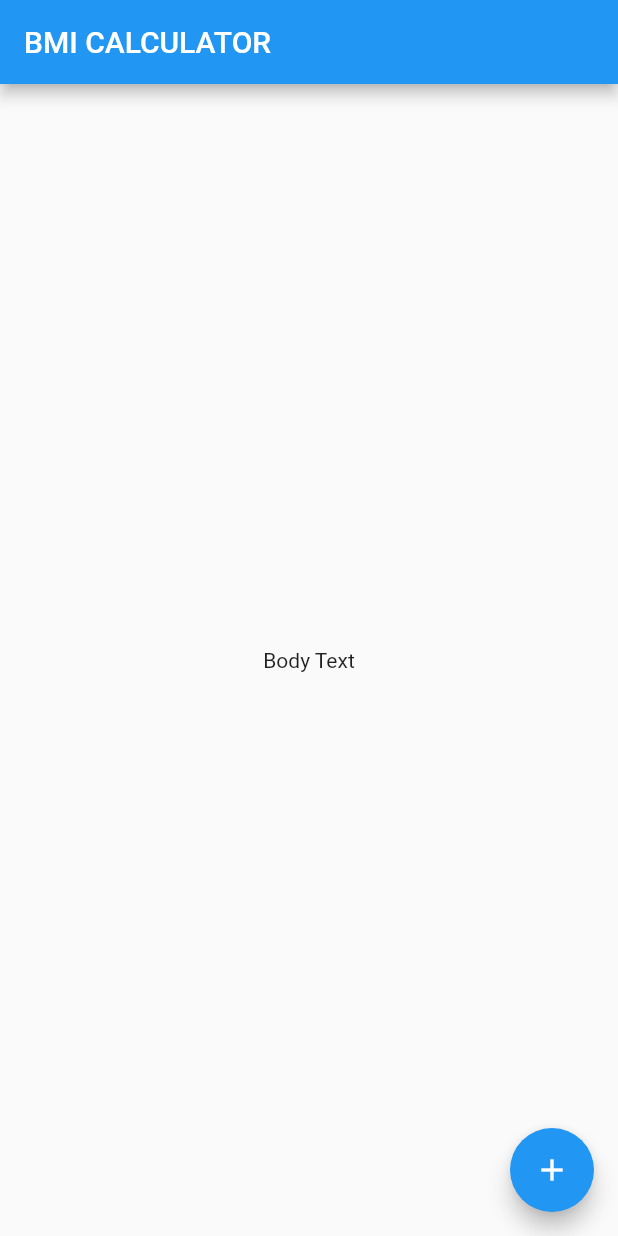
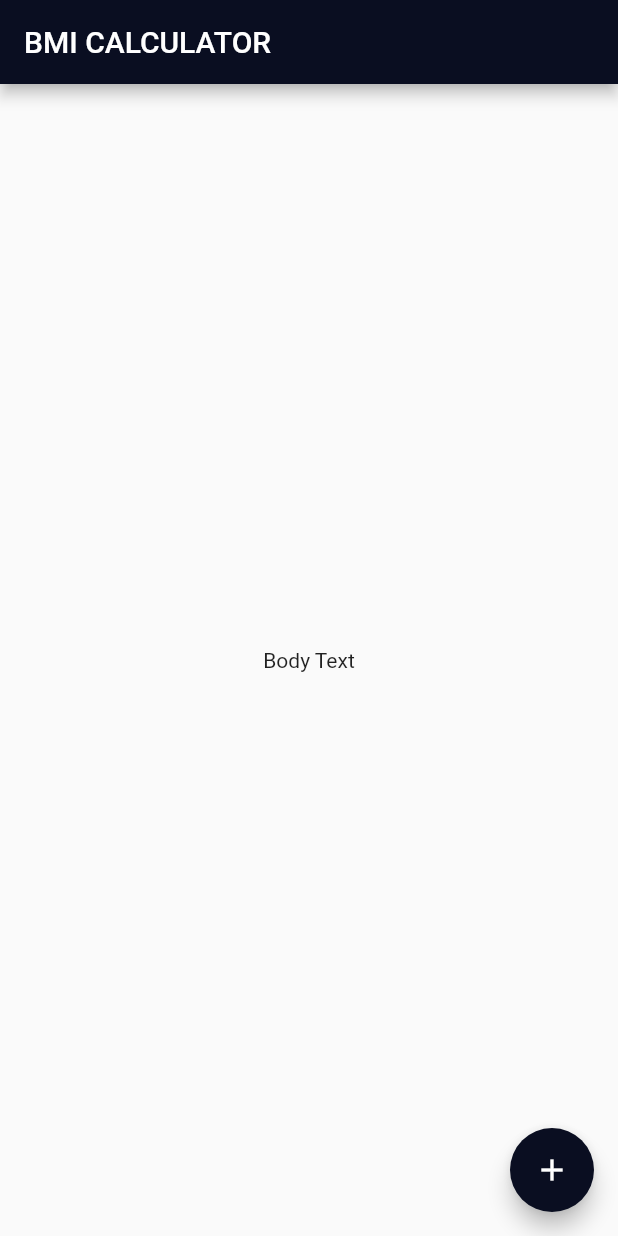
Before and after one commit to vedantkingh/bmi_calculator, a Flutter app: the screen it shows after launch, on a phone screen of 412 x 824 dp. Run offline on Flutter 3.47's test engine with Material 2 defaults, Android fonts, the phone set to English and light mode, and no system bars.

Commit message:
ColorScheme updates

```diff
--- a/lib/main.dart
+++ b/lib/main.dart
@@ -1,11 +1,16 @@
+import 'package:flutter/cupertino.dart';
 import 'package:flutter/material.dart';
 
 void main() => runApp(BMICalculator());
 
 class BMICalculator extends StatelessWidget {
+  // MaterialColor blue = MaterialColor('0xFF0A0E21');
   @override
   Widget build(BuildContext context) {
     return MaterialApp(
+      theme: ThemeData(
+        colorScheme: ColorScheme.fromSwatch().copyWith(primary: Color(0xFF0A0E21), secondary: Color(0xFF0A0E21))
+      ),
       home: InputPage(),
     );
   }
```
